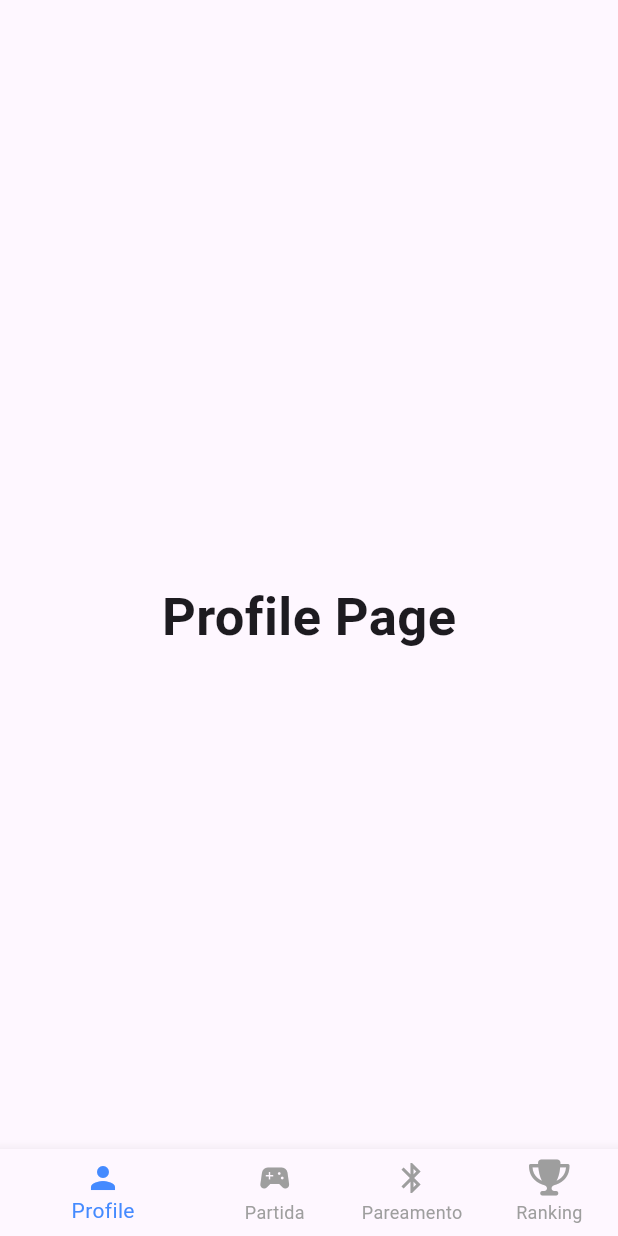
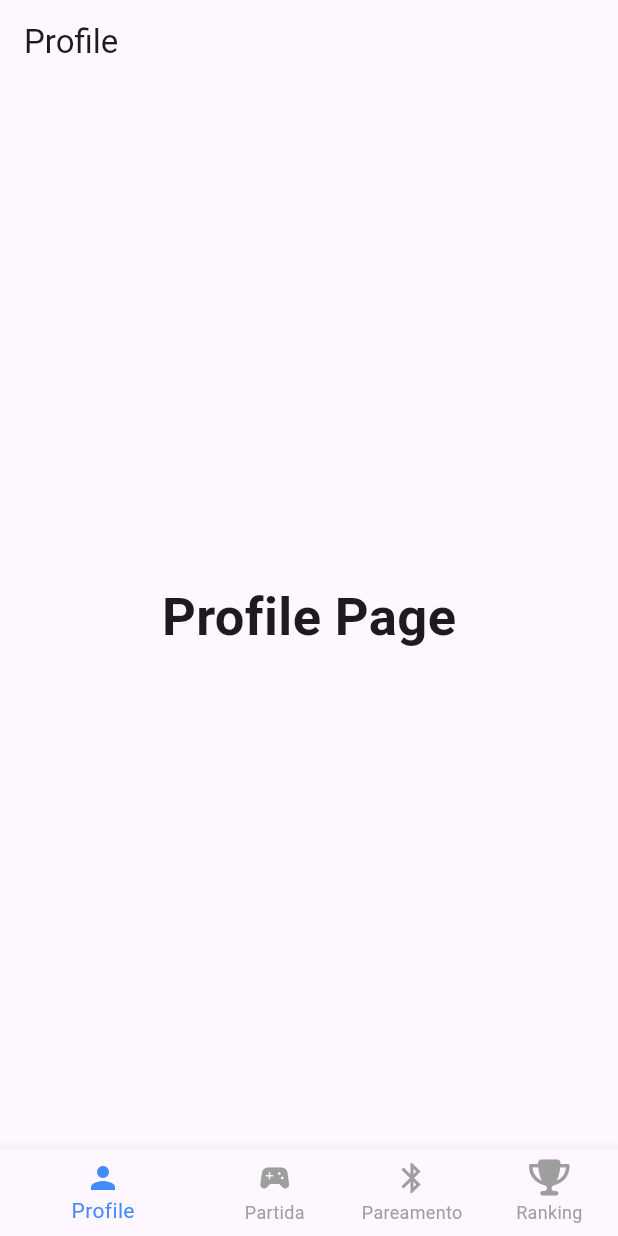
Before and after one commit to MarceloGusmao/champions_organizer, a Flutter app: the screen it shows after launch, on a phone screen of 412 x 824 dp. Run offline on Flutter 3.47's test engine with Material 3 defaults, Android fonts, the phone set to English and light mode, and no system bars; our stand-ins replace font_awesome_flutter, parse_server_sdk_flutter.

Commit message:
Ajustes tela de ranking

```diff
--- a/lib/views/home/home.dart
+++ b/lib/views/home/home.dart
@@ -12,27 +12,21 @@ class MyHomePage extends StatefulWidget {
 class HomePage extends State<MyHomePage> {
   int _selectedIndex = 0;
 
-  static  List<Widget> _titles = [
-    // 'Profile',
-    // 'Partida',
-    // 'Pareamento',
-    // 'Ranking'
-    RankingScreen(),
-    RankingScreen(),
-    RankingScreen(),
-    RankingScreen()
+  static final List<String> _titles = [
+    'Profile',
+    'Partida',
+    'Pareamento',
+    'Ranking'
   ];
 
 //Aqui colocar os widget depois de ter logado
-  static  List<Widget> _widgetOptions = <Widget>[
-    Text('Profile Page',
+  static final List<Widget> _widgetOptions = <Widget>[
+    const Text('Profile Page',
         style: TextStyle(fontSize: 35, fontWeight: FontWeight.bold)),
-    Text('Partida Page',
+    const Text('Partida Page',
         style: TextStyle(fontSize: 35, fontWeight: FontWeight.bold)),
-    Text('Pareamento Page',
+    const Text('Pareamento Page',
         style: TextStyle(fontSize: 35, fontWeight: FontWeight.bold)),
-    // Text('Profile Page',
-    //     style: TextStyle(fontSize: 35, fontWeight: FontWeight.bold)),
     RankingScreen(),
   ];
 
@@ -46,7 +40,7 @@ class HomePage extends State<MyHomePage> {
   Widget build(BuildContext context) {
     return Scaffold(
       appBar: AppBar(
-        //title: Text(_titles[_selectedIndex]),
+        title: Text(_titles[_selectedIndex]),
       ),
       body: Center(
         child: _widgetOptions.elementAt(_selectedIndex),
--- a/lib/views/home/ranking_screen.dart
+++ b/lib/views/home/ranking_screen.dart
@@ -4,15 +4,13 @@ class RankingScreen extends StatelessWidget {
   @override
   Widget build(BuildContext context) {
     return Scaffold(
-      appBar: AppBar(
-        title: Text('Ranking'),
-      ),
       body: Center(
         child: CardRanking(numberOfItems: 10), // Passe o número de itens aqui
       ),
     );
   }
 }
+
 class CardRanking extends StatelessWidget {
   final int numberOfItems;
 
```
